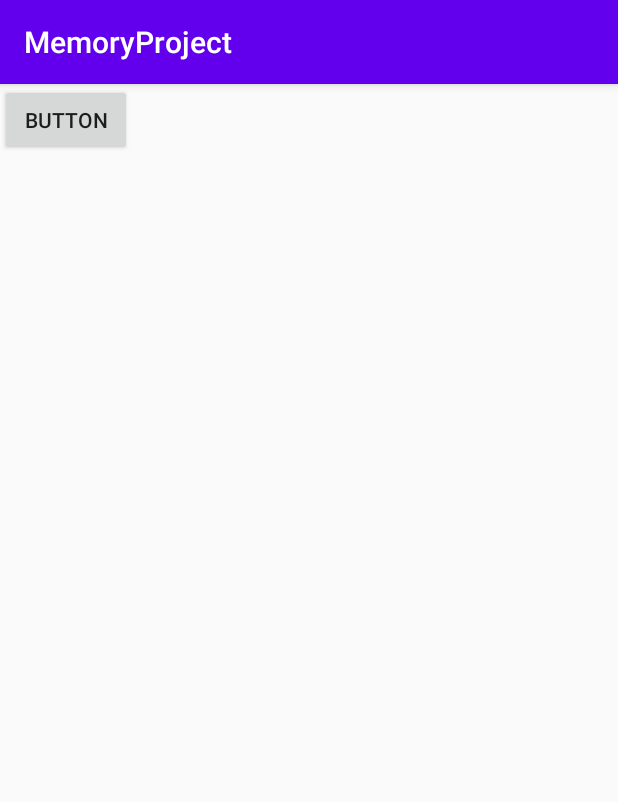
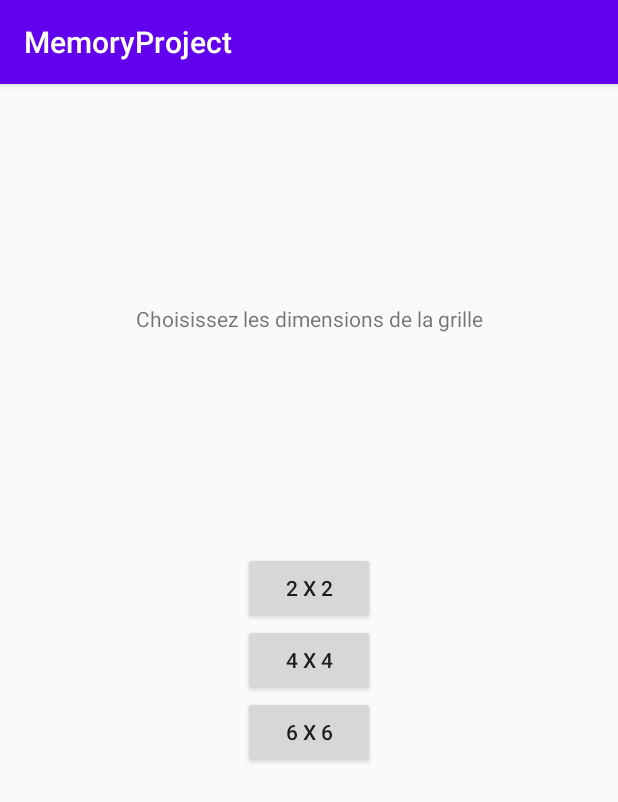
Before and after one commit to llSkyTechll/Projet-Android, an Android app: the GridChoice screen opened directly, with no data from a screen before it, on a phone screen of 412 x 824 dp. Shown: the top 802 px of the screen. Run offline under Robolectric (Android 15) with nearby library versions, the phone set to English and light mode, and no system bars.

Commit message:
Choix de grilles

```diff
--- a/ProjectMemory/app/src/main/java/com/example/memoryproject/GridChoice.java
+++ b/ProjectMemory/app/src/main/java/com/example/memoryproject/GridChoice.java
@@ -3,13 +3,18 @@ package com.example.memoryproject;
 import androidx.appcompat.app.AppCompatActivity;
 
 import android.content.Intent;
+import android.graphics.Picture;
 import android.os.Bundle;
 import android.view.View;
 import android.widget.Button;
+import android.widget.Toast;
 
 public class GridChoice extends AppCompatActivity {
 
     Button btn_2x2;
+    Button btn_4x4;
+    Button btn_6x6;
+    int picturesRequired = 0;
 
     @Override
     protected void onCreate(Bundle savedInstanceState) {
@@ -17,7 +22,8 @@ public class GridChoice extends AppCompatActivity {
         setContentView(R.layout.activity_grid_choice);
 
         btn_2x2 = findViewById(R.id.btn_2x2);
-
+        btn_4x4 = findViewById(R.id.btn_4x4);
+        btn_6x6 = findViewById(R.id.btn_6x6);
         setListener();
     }
 
@@ -25,13 +31,35 @@ public class GridChoice extends AppCompatActivity {
         btn_2x2.setOnClickListener(new View.OnClickListener() {
             @Override
             public void onClick(View v) {
-                relocateGrid2x2();
+                picturesRequired = 2;
+                relocatePictureChoice();
+            }
+        });
+
+        btn_4x4.setOnClickListener(new View.OnClickListener(){
+            @Override
+            public void onClick(View v) {
+                picturesRequired = 8;
+                relocatePictureChoice();
+            }
+        });
+
+        btn_6x6.setOnClickListener(new View.OnClickListener(){
+            @Override
+            public void onClick(View v) {
+                picturesRequired = 18;
+                relocatePictureChoice();
             }
         });
     }
 
-    private void relocateGrid2x2(){
-        //Intent grid2x2Intent = new Intent(this, /*2x2 Grid page?*/);
-        //startActivity(grid2x2Intent);
+    private void relocatePictureChoice(){
+        /*Intent pictureChoiceIntent = new Intent(this, PictureChoice.class);
+        pictureChoiceIntent.putExtra("picturesRequired", picturesRequired);
+        startActivity(pictureChoiceIntent);*/
+    }
+
+    private void showMessage(String message){
+        Toast.makeText(GridChoice.this, message, Toast.LENGTH_SHORT).show();
     }
 }
--- a/ProjectMemory/app/src/main/res/layout/activity_grid_choice.xml
+++ b/ProjectMemory/app/src/main/res/layout/activity_grid_choice.xml
@@ -7,8 +7,11 @@
     android:layout_height="match_parent">
 
     <androidx.constraintlayout.widget.ConstraintLayout
-        android:layout_width="match_parent"
-        android:layout_height="match_parent"
+        android:id="@+id/constraintLayout"
+        android:layout_width="0dp"
+        android:layout_height="wrap_content"
+        android:layout_marginTop="128dp"
+        android:layout_marginBottom="128dp"
         app:layout_constraintBottom_toBottomOf="parent"
         app:layout_constraintEnd_toEndOf="parent"
         app:layout_constraintHorizontal_bias="0.0"
@@ -19,8 +22,37 @@
             android:id="@+id/btn_2x2"
             android:layout_width="wrap_content"
             android:layout_height="wrap_content"
-            android:text="Button"
-            tools:layout_editor_absoluteX="161dp"
-            tools:layout_editor_absoluteY="93dp" />
+            android:text="@string/btn_2x2"
+            app:layout_constraintEnd_toEndOf="parent"
+            app:layout_constraintStart_toStartOf="parent"
+            app:layout_constraintTop_toTopOf="parent" />
+
+        <Button
+            android:id="@+id/btn_4x4"
+            android:layout_width="wrap_content"
+            android:layout_height="wrap_content"
+            android:text="@string/btn_4x4"
+            app:layout_constraintEnd_toEndOf="parent"
+            app:layout_constraintStart_toStartOf="parent"
+            app:layout_constraintTop_toBottomOf="@+id/btn_2x2" />
+
+        <Button
+            android:id="@+id/btn_6x6"
+            android:layout_width="wrap_content"
+            android:layout_height="wrap_content"
+            android:text="@string/btn_6x6"
+            app:layout_constraintEnd_toEndOf="parent"
+            app:layout_constraintStart_toStartOf="parent"
+            app:layout_constraintTop_toBottomOf="@+id/btn_4x4" />
     </androidx.constraintlayout.widget.ConstraintLayout>
+
+    <TextView
+        android:id="@+id/textView_pickAGrid"
+        android:layout_width="wrap_content"
+        android:layout_height="wrap_content"
+        android:text="@string/textView_pickAGrid"
+        app:layout_constraintBottom_toTopOf="@+id/constraintLayout"
+        app:layout_constraintEnd_toEndOf="parent"
+        app:layout_constraintStart_toStartOf="parent"
+        app:layout_constraintTop_toTopOf="parent" />
 </androidx.constraintlayout.widget.ConstraintLayout>
--- a/ProjectMemory/app/src/main/res/values/strings.xml
+++ b/ProjectMemory/app/src/main/res/values/strings.xml
@@ -1,4 +1,12 @@
 <resources>
     <string name="app_name">MemoryProject</string>
+
+    <!-- Main menu -->
     <string name="btn_play">PLAY</string>
+
+    <!-- Grid Choice -->
+    <string name="btn_2x2">2 x 2</string>
+    <string name="btn_4x4">4 x 4</string>
+    <string name="btn_6x6">6 x 6</string>
+    <string name="textView_pickAGrid">Choisissez les dimensions de la grille</string>
 </resources>
```
